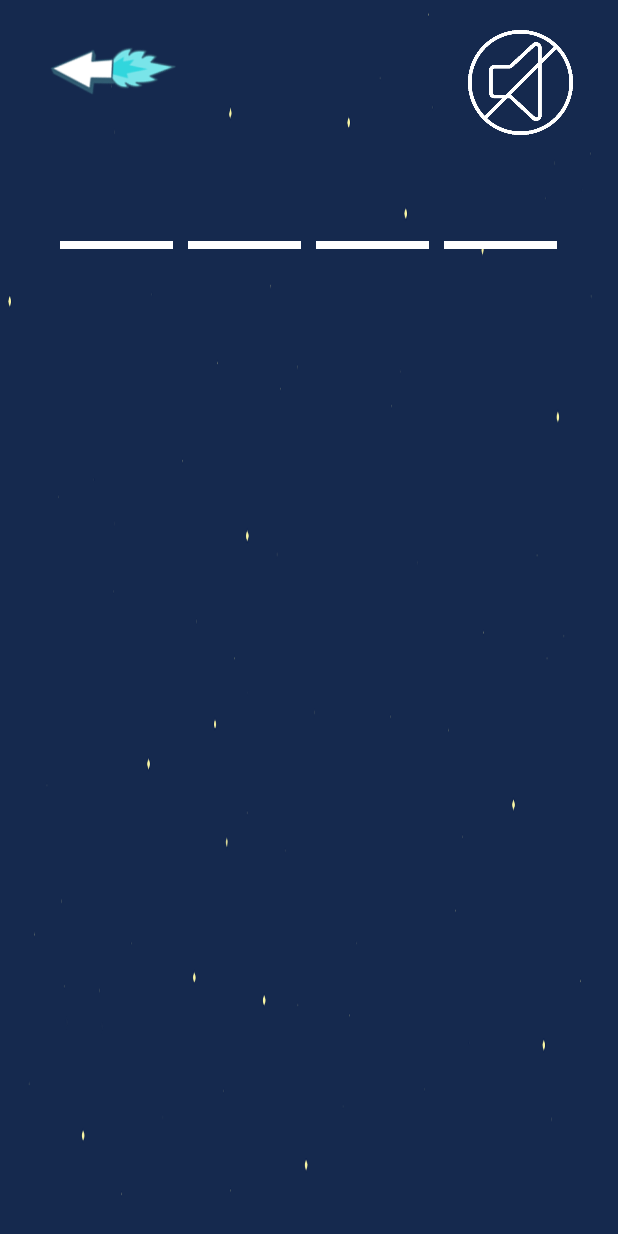
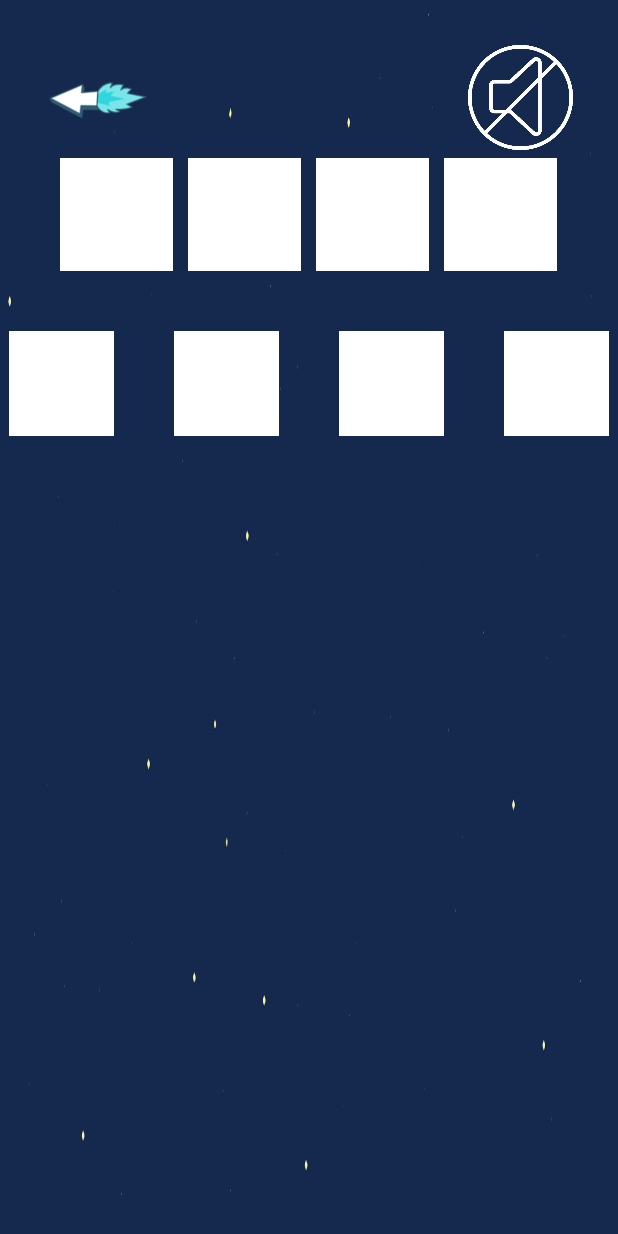
Before and after one commit to Janeht/LEEN, an Android app: the layout activity_nivel3.xml on its own in the app's theme, with its tools: preview values and no code run, on a phone screen of 412 x 824 dp. Run offline under Robolectric (Android 15) with nearby library versions, the phone set to English and light mode, and no system bars.

Commit message:
Mofidicación Vista

```diff
--- a/app/src/main/res/layout/activity_nivel3.xml
+++ b/app/src/main/res/layout/activity_nivel3.xml
@@ -15,14 +15,15 @@
         <LinearLayout
             android:layout_width="wrap_content"
             android:layout_height="wrap_content"
+            android:layout_marginTop="30dp"
             android:layout_marginLeft="30dp"
             android:orientation="horizontal">
 
             <Button
-                android:layout_width="90dp"
-                android:layout_height="90dp"
+                android:layout_width="70dp"
+                android:layout_height="70dp"
                 android:id="@+id/btnRegresar"
-                android:background="@drawable/animabotonflecha" />
+                android:background="@drawable/fle" />
 
         </LinearLayout>
 
@@ -47,36 +48,33 @@
             android:layout_marginTop="5dp"
             android:layout_gravity="center">
 
-            <LinearLayout
+            <ImageButton
+                android:id="@+id/btnElegir1"
                 android:layout_width="75dp"
-                android:layout_height="5dp"
-                android:layout_marginTop="65dp"
-                android:background="@color/colorOpciones"
-                android:layout_marginRight="10dp">
-            </LinearLayout>
+                android:layout_height="75dp"
+                android:layout_marginRight="10dp"
+                android:background="@color/colorOpciones" />
 
-            <LinearLayout
+            <ImageButton
+                android:id="@+id/btnElegir2"
                 android:layout_width="75dp"
-                android:layout_height="5dp"
-                android:layout_marginTop="65dp"
-                android:background="@color/colorOpciones"
-                android:layout_marginRight="10dp">
-            </LinearLayout>
+                android:layout_height="75dp"
+                android:layout_marginRight="10dp"
+                android:background="@color/colorOpciones"/>
 
-            <LinearLayout
+            <ImageButton
+                android:id="@+id/btnElegir3"
                 android:layout_width="75dp"
-                android:layout_height="5dp"
-                android:layout_marginTop="65dp"
-                android:background="@color/colorOpciones"
-                android:layout_marginRight="10dp">
-            </LinearLayout>
+                android:layout_height="75dp"
+                android:layout_marginRight="10dp"
+                android:background="@color/colorOpciones"/>
 
-            <LinearLayout
+            <ImageButton
+                android:id="@+id/btnElegir4"
                 android:layout_width="75dp"
-                android:layout_height="5dp"
-                android:layout_marginTop="65dp"
-                android:background="@color/colorOpciones">
-            </LinearLayout>
+                android:layout_height="75dp"
+                android:background="@color/colorOpciones" />
+
         </LinearLayout>
 
         <LinearLayout
@@ -86,29 +84,70 @@
             android:layout_marginTop="40dp"
             android:layout_gravity="center">
 
-            <ImageView
+            <ImageButton
                 android:id="@+id/btnPrimeraOP"
                 android:layout_width="70dp"
                 android:layout_height="70dp"
-                android:layout_marginRight="40dp"/>
+                android:layout_marginRight="40dp"
+                android:background="@color/colorOpciones" />
 
-            <ImageView
+            <ImageButton
                 android:id="@+id/btnSegundaOP"
                 android:layout_width="70dp"
                 android:layout_height="70dp"
-                android:layout_marginRight="40dp" />
+                android:layout_marginRight="40dp"
+                android:background="@color/colorOpciones"/>
 
-            <ImageView
+            <ImageButton
                 android:id="@+id/btnTerceraOP"
                 android:layout_width="70dp"
                 android:layout_height="70dp"
-                android:layout_marginRight="40dp" />
+                android:layout_marginRight="40dp"
+                android:background="@color/colorOpciones"/>
 
-            <ImageView
+            <ImageButton
                 android:id="@+id/btnCuartaOP"
                 android:layout_width="70dp"
-                android:layout_height="70dp" />
+                android:layout_height="70dp"
+                android:background="@color/colorOpciones"/>
         </LinearLayout>
+
+        <LinearLayout
+            android:layout_width="wrap_content"
+            android:layout_height="wrap_content"
+            android:orientation="horizontal"
+            android:layout_marginTop="40dp"
+            android:layout_gravity="center">
+
+            <TextView
+                android:layout_width="wrap_content"
+                android:layout_height="wrap_content"
+                android:id="@+id/lbl0"/>
+
+            <TextView
+                android:layout_width="wrap_content"
+                android:layout_height="wrap_content"
+                android:layout_marginRight="40dp"
+                android:id="@+id/lbl1"/>
+
+            <TextView
+                android:layout_width="wrap_content"
+                android:layout_height="wrap_content"
+                android:layout_marginRight="40dp"
+                android:id="@+id/lbl2"/>
+
+            <TextView
+                android:layout_width="wrap_content"
+                android:layout_height="wrap_content"
+                android:layout_marginRight="40dp"
+                android:id="@+id/lbl3"/>
+
+            <TextView
+                android:layout_width="wrap_content"
+                android:layout_height="wrap_content"
+                android:id="@+id/lbl4"/>
+        </LinearLayout>
+
 
     </LinearLayout>
 
```
